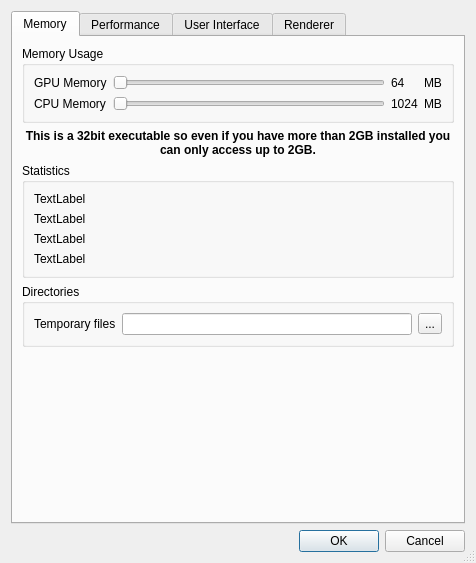
Above: ImageVis3D/UI/UI/SettingsDlg.ui from SCIInstitute/ImageVis3D before the change. Below: the same form after it.
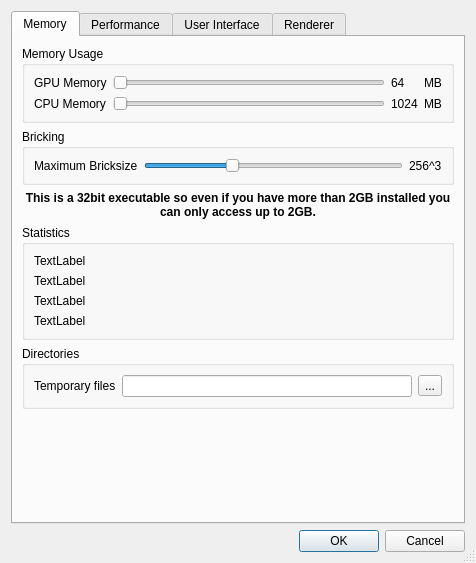
That is the form after the change.

Commit message: integrated max bricksize into UI

```diff
--- a/ImageVis3D/UI/UI/SettingsDlg.ui
+++ b/ImageVis3D/UI/UI/SettingsDlg.ui
@@ -113,6 +113,45 @@
          </layout>
         </widget>
        </item>
+       <item>
+        <widget class="QGroupBox" name="groupBox_BS">
+         <property name="title">
+          <string>Bricking</string>
+         </property>
+         <layout class="QHBoxLayout" name="horizontalLayout_12">
+          <item>
+           <widget class="QLabel" name="label_6">
+            <property name="text">
+             <string>Maximum Bricksize</string>
+            </property>
+           </widget>
+          </item>
+          <item>
+           <widget class="QSlider" name="horizontalSlider_BS">
+            <property name="minimum">
+             <number>5</number>
+            </property>
+            <property name="maximum">
+             <number>14</number>
+            </property>
+            <property name="value">
+             <number>8</number>
+            </property>
+            <property name="orientation">
+             <enum>Qt::Horizontal</enum>
+            </property>
+           </widget>
+          </item>
+          <item>
+           <widget class="QLabel" name="label_BS">
+            <property name="text">
+             <string>256^3</string>
+            </property>
+           </widget>
+          </item>
+         </layout>
+        </widget>
+       </item>
        <item>
         <widget class="QLabel" name="label_Warning32Bit">
          <property name="font">
```
Left out of the diff: 111 changed lines with no effect on the pictures. The commit also changes 4 other files.
